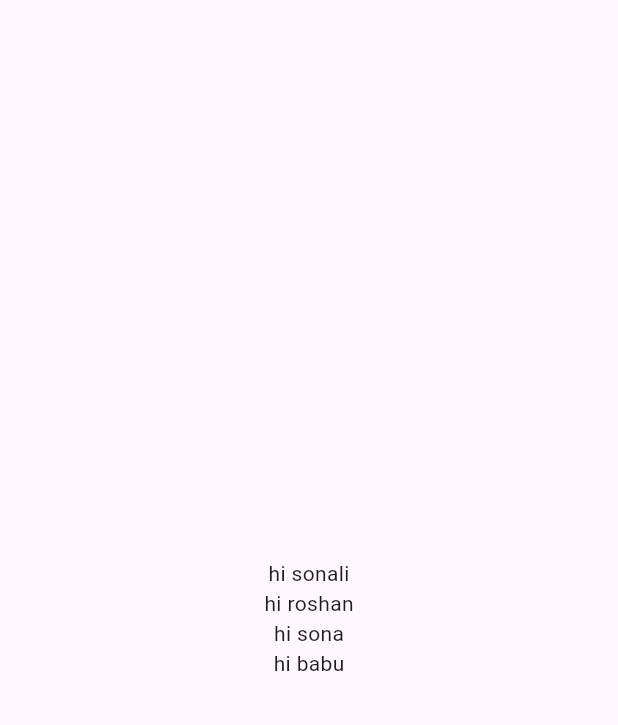
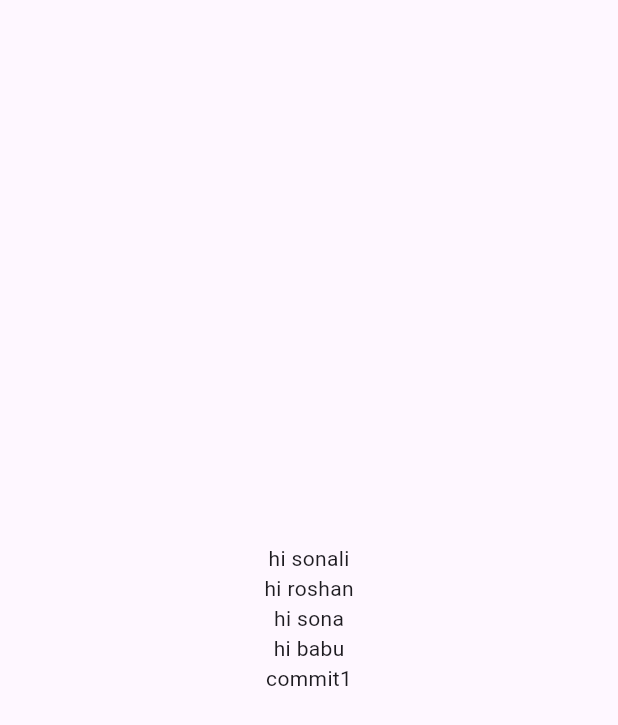
Before and after one commit to sonaliraj79/LoginUi, a Flutter app: the screen it shows after launch, on a phone screen of 412 x 824 dp. Shown: the top 725 px of the screen. Run offline on Flutter 3.47's test engine with Material 3 defaults, Android fonts, the phone set to English and light mode, and no system bars.

Commit message:
commit1 text added

```diff
--- a/lib/main.dart
+++ b/lib/main.dart
@@ -18,7 +18,8 @@ class MyApp extends StatelessWidget {
               Text("hi sonali"),
               Text("hi roshan"),
               Text("hi sona"),
-              Text("hi babu")
+              Text("hi babu"),
+              Text('commit1')
             ],
           ),
         ),
```
